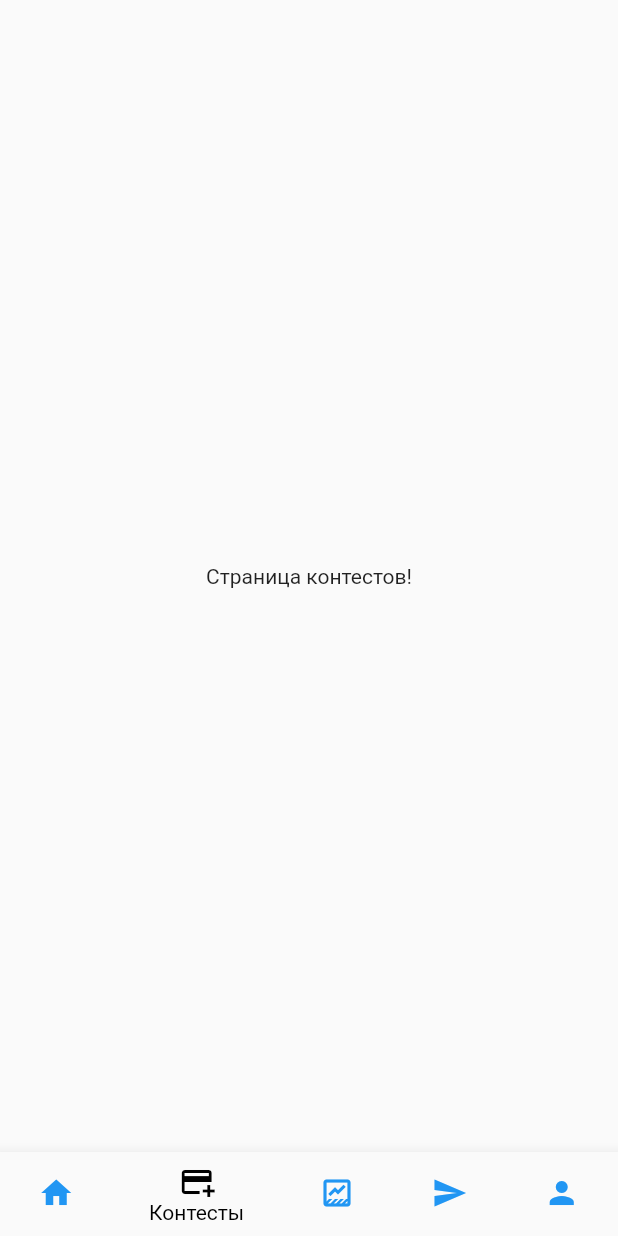
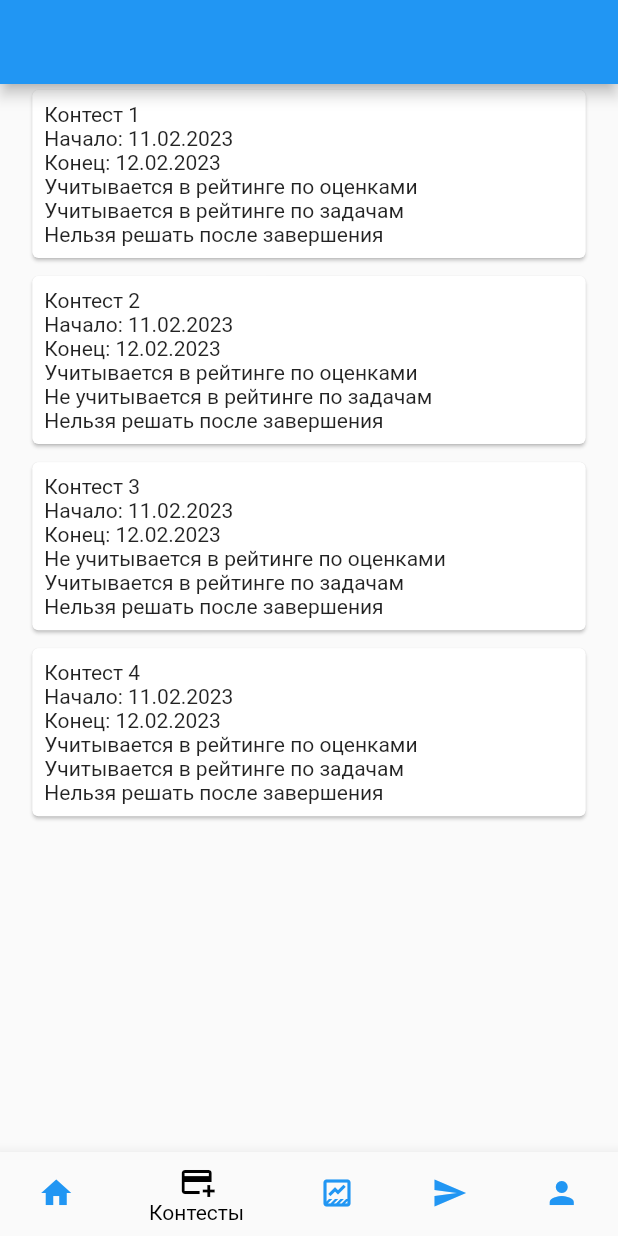
Before and after one commit to Task-Testing-System-Devs/test-system-mobile, a Flutter app: the screen it shows after launch, item 2 of the bottom bar chosen, on a phone screen of 412 x 824 dp. Run offline on Flutter 3.47's test engine with Material 2 defaults, Android fonts, the phone set to English and light mode, and no system bars; our stand-ins replace flutter_screenutil, mask_text_input_formatter.

Commit message:
Added contests list view

```diff
--- /dev/null
+++ b/lib/feature/contest/model/contest_model.dart
@@ -0,0 +1,19 @@
+class ContestModel {
+  final int id;
+  final String title;
+  final String startTime;
+  final String finishTime;
+  final bool isResolvable;
+  final bool isMarkRated;
+  final bool isTaskRated;
+
+  ContestModel({
+    required this.id,
+    required this.title,
+    required this.startTime,
+    required this.finishTime,
+    required this.isResolvable,
+    required this.isMarkRated,
+    required this.isTaskRated,
+  });
+}
--- a/lib/feature/contest/view/contest_list_view.dart
+++ b/lib/feature/contest/view/contest_list_view.dart
@@ -1,4 +1,7 @@
 import 'package:flutter/material.dart';
+import 'package:flutter_screenutil/flutter_screenutil.dart';
+import 'package:hse_lyc_code_test_system/feature/contest/model/contest_model.dart';
+import 'package:hse_lyc_code_test_system/feature/contest/widget/contest_card.dart';
 
 class ContestListView extends StatefulWidget {
   const ContestListView({Key? key}) : super(key: key);
@@ -8,13 +11,69 @@ class ContestListView extends StatefulWidget {
 }
 
 class _ContestListViewState extends State<ContestListView> {
+  final contests = <ContestModel>[
+    ContestModel(
+      id: 1,
+      title: 'Контест 1',
+      startTime: "11.02.2023",
+      finishTime: "12.02.2023",
+      isResolvable: false,
+      isMarkRated: true,
+      isTaskRated: true,
+    ),
+    ContestModel(
+      id: 2,
+      title: 'Контест 2',
+      startTime: "11.02.2023",
+      finishTime: "12.02.2023",
+      isResolvable: false,
+      isMarkRated: true,
+      isTaskRated: false,
+    ),
+    ContestModel(
+      id: 3,
+      title: 'Контест 3',
+      startTime: "11.02.2023",
+      finishTime: "12.02.2023",
+      isResolvable: false,
+      isMarkRated: false,
+      isTaskRated: true,
+    ),
+    ContestModel(
+      id: 4,
+      title: 'Контест 4',
+      startTime: "11.02.2023",
+      finishTime: "12.02.2023",
+      isResolvable: false,
+      isMarkRated: true,
+      isTaskRated: true,
+    ),
+  ];
+
+  @override
+  void dispose() {
+    super.dispose();
+  }
+
   @override
   Widget build(BuildContext context) {
-    return const Scaffold(
-      body: Center(
-        child: Text(
-          'Страница контестов!',
+    return Scaffold(
+      appBar: AppBar(),
+      body: ListView.separated(
+        padding: EdgeInsets.symmetric(
+          horizontal: 16.w,
         ),
+        itemBuilder: (context, index) {
+          return ContestCard(
+            contestModel: contests[index],
+          );
+        },
+        separatorBuilder: (context, index) {
+          return SizedBox(
+            height: 4.h,
+          );
+        },
+        itemCount: contests.length,
       ),
     );
   }
--- /dev/null
+++ b/lib/feature/contest/widget/contest_card.dart
@@ -0,0 +1,55 @@
+import 'package:flutter/material.dart';
+import 'package:hse_lyc_code_test_system/feature/contest/model/contest_model.dart';
+
+class ContestCard extends StatelessWidget {
+  final ContestModel contestModel;
+
+  const ContestCard({
+    Key? key,
+    required this.contestModel,
+  }) : super(key: key);
+
+  @override
+  Widget build(BuildContext context) {
+    return GestureDetector(
+      onTap: () {},
+      child: Card(
+        child: Padding(
+          padding: const EdgeInsets.all(8.0),
+          child: Column(
+            crossAxisAlignment: CrossAxisAlignment.start,
+            children: <Widget>[
+              Text(contestModel.title),
+              Text('Начало: ${contestModel.startTime}'),
+              Text('Конец: ${contestModel.finishTime}'),
+              Text(_getMarkText()),
+              Text(_getTaskText()),
+              Text(_getResolvableInfoText()),
+            ],
+          ),
+        ),
+      ),
+    );
+  }
+
+  String _getMarkText() {
+    if (contestModel.isMarkRated) {
+      return 'Учитывается в рейтинге по оценками';
+    }
+    return 'Не учитывается в рейтинге по оценками';
+  }
+
+  String _getTaskText() {
+    if (contestModel.isTaskRated) {
+      return 'Учитывается в рейтинге по задачам';
+    }
+    return 'Не учитывается в рейтинге по задачам';
+  }
+
+  String _getResolvableInfoText() {
+    if (contestModel.isResolvable) {
+      return 'Можно решать после завершения';
+    }
+    return 'Нельзя решать после завершения';
+  }
+}
```
Also changed, not shown: lib/shared/theme/app_colors.dart (added).
